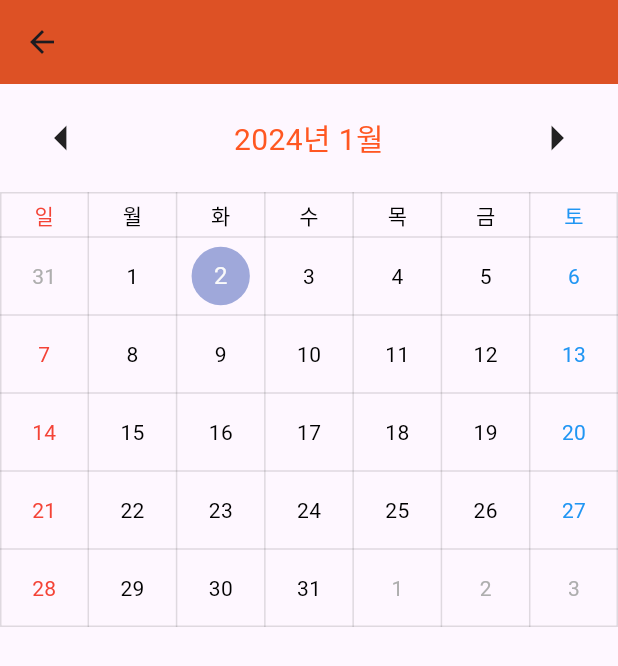
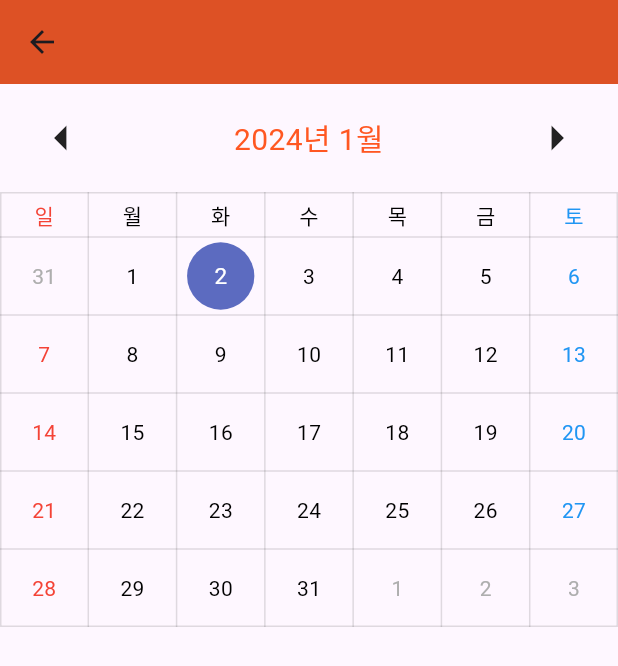
Before and after one commit to koboolean/schedule_project, a Flutter app: the CalendarPage screen opened directly, on a phone screen of 412 x 824 dp. Shown: the top 666 px of the screen. Run offline on Flutter 3.47's test engine with Material 3 defaults, Android fonts, the phone set to English and light mode, and no system bars; drawn by our look-alikes of table_calendar; our stand-ins replace cloud_firestore, firebase_auth, firebase_core, yaml; accounts and stored records are empty; generated files the repository leaves out were written again; statements that could not run were skipped.

Commit message:
1. selectedDay 시 Margin, Padding 설정 변경

```diff
--- a/lib/widgets/mainCalendar.dart
+++ b/lib/widgets/mainCalendar.dart
@@ -13,7 +13,8 @@ class _MainCalendarState extends State<MainCalendar> {
   //late final ValueNotifier<List<Event>> _selectedEvents;
 
   DateTime _focusedDay = DateTime.now();
-  DateTime? _selectedDay; //Future 타입, 지금은 없지만 미래에 요청한 데이터 혹은 에러가 담길 그릇
+  DateTime? _selectedDay = DateTime.now();
+  //Future 타입, 지금은 없지만 미래에 요청한 데이터 혹은 에러가 담길 그릇
 
   /*@override
   void initState() {
@@ -136,11 +137,14 @@ class _MainCalendarState extends State<MainCalendar> {
       ),
 
       calendarStyle: CalendarStyle(
-        cellMargin: const EdgeInsets.only(left: 10.0, right: 10.0),
-        cellPadding: const EdgeInsets.only(left: 10.0, right: 10.0),
+        cellMargin: const EdgeInsets.only(left: 7.0, right: 7.0),
+        cellPadding: const EdgeInsets.only(left: 7.0, right: 7.0),
         //캘린더 전체를 선으로 구분
         tableBorder: TableBorder.all(color: Colors.black12),
-
+        selectedTextStyle: const TextStyle(
+          color: Colors.white,
+          fontSize: 15,
+        ),
         /*
         weekendTextStyle: TextStyle(
           color: DateFormat.E().toString() == "Sun" ? Colors.red : Colors.blue,
```
